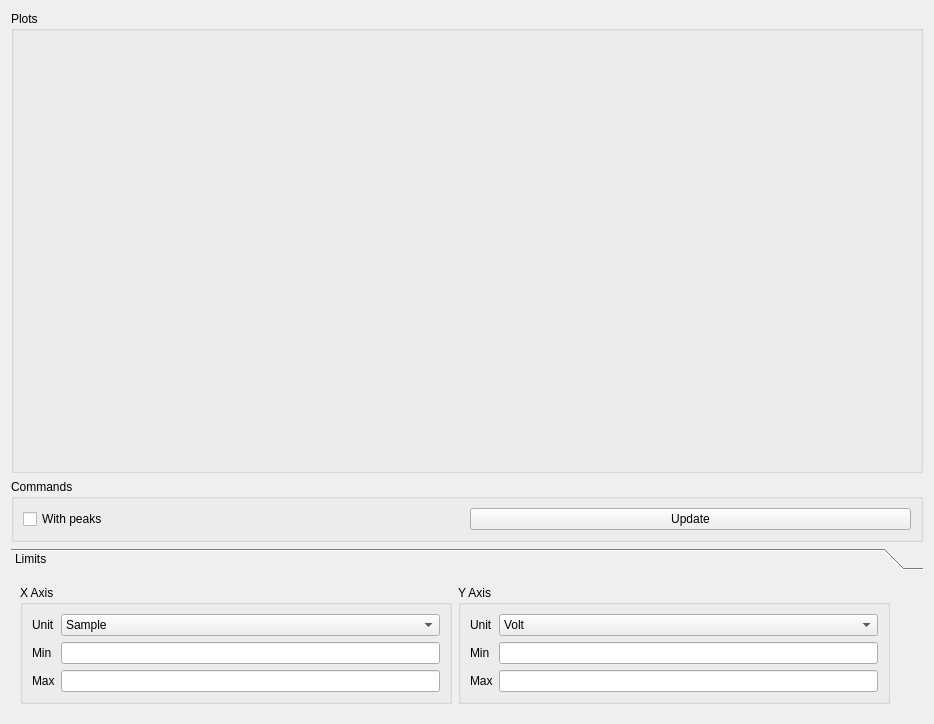
Above: pycode-gui/forms_source/channel_viewer.ui from lmascelli/pycode before the change. Below: the same form after it.
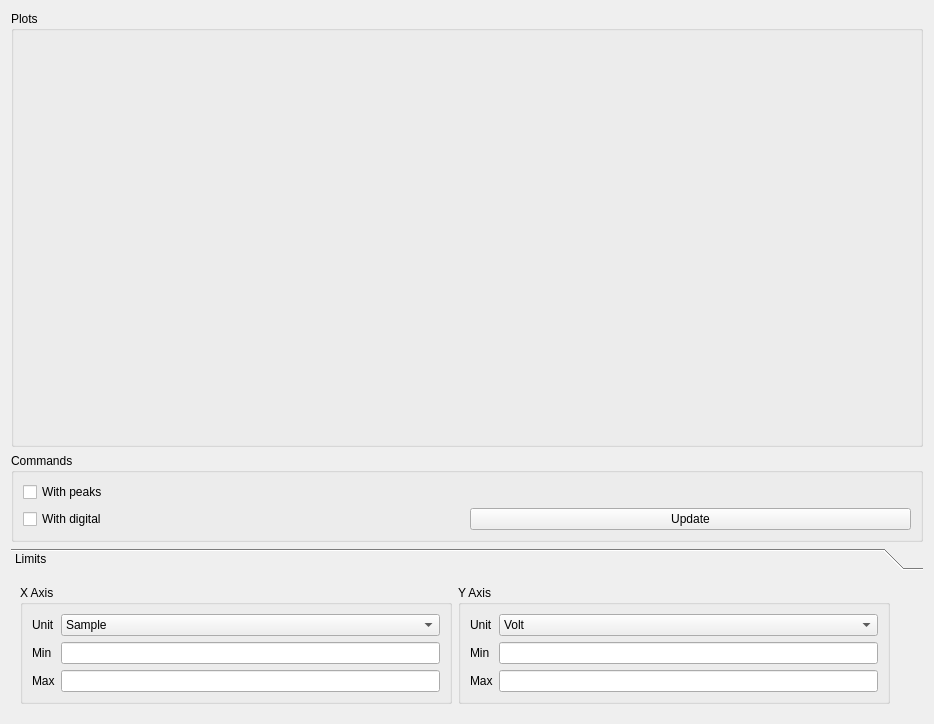
That is the form after the change.

Patch:
```diff
--- a/pycode-gui/forms_source/channel_viewer.ui
+++ b/pycode-gui/forms_source/channel_viewer.ui
@@ -27,21 +27,28 @@
      <property name="title">
       <string>Commands</string>
      </property>
-     <layout class="QHBoxLayout" name="horizontalLayout_2">
-      <item>
-       <widget class="QCheckBox" name="chk_peaks">
-        <property name="text">
-         <string>With peaks</string>
-        </property>
-       </widget>
-      </item>
-      <item>
+     <layout class="QGridLayout" name="gridLayout">
+      <item row="1" column="2">
        <widget class="QPushButton" name="btn_reset">
         <property name="text">
          <string>Update</string>
         </property>
        </widget>
       </item>
+      <item row="1" column="0">
+       <widget class="QCheckBox" name="chk_digital">
+        <property name="text">
+         <string>With digital</string>
+        </property>
+       </widget>
+      </item>
+      <item row="0" column="0">
+       <widget class="QCheckBox" name="chk_peaks">
+        <property name="text">
+         <string>With peaks</string>
+        </property>
+       </widget>
+      </item>
      </layout>
     </widget>
    </item>
```
